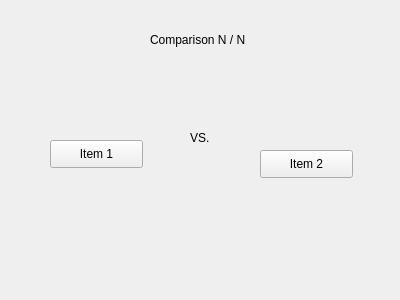
This is ranking-app/gui/itemComparisonWindow.ui in EthanRansberger/match-based-item-ranker as Qt 5 draws it before an edit. The edited form follows.
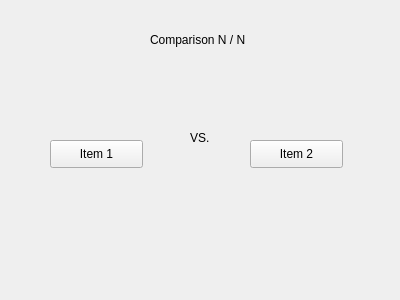
This is the edited form.

```diff
--- a/ranking-app/gui/itemComparisonWindow.ui
+++ b/ranking-app/gui/itemComparisonWindow.ui
@@ -55,8 +55,8 @@
   <widget class="QPushButton" name="itemTwoButton">
    <property name="geometry">
     <rect>
-     <x>260</x>
-     <y>150</y>
+     <x>250</x>
+     <y>140</y>
      <width>93</width>
      <height>28</height>
     </rect>
```
